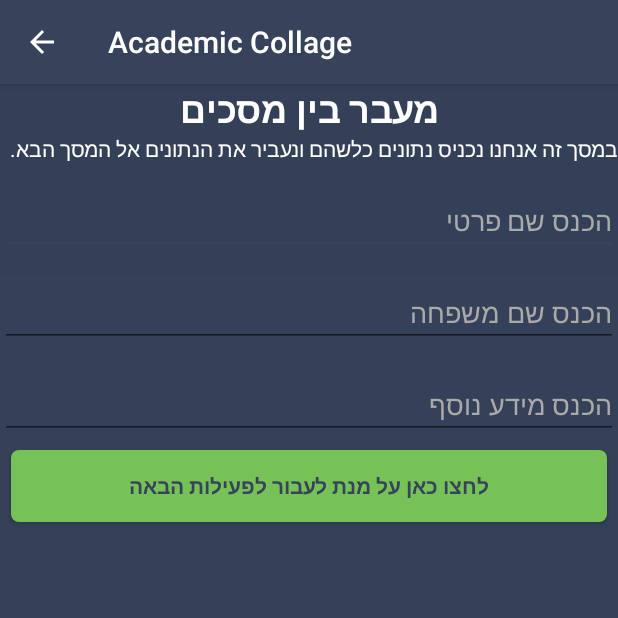
After one commit to jeffreybenabou/AcademicCollage2019, an Android app: the MoveBetweenScreens screen opened directly, with no data from a screen before it, on a phone screen of 412 x 824 dp, the top half of it. The commit adds this screen. Run offline under Robolectric (Android 15) with nearby library versions, the phone set to English and light mode, and no system bars.

Commit message:
חלק מהמסכים שודרגו

```diff
--- a/app/build.gradle
+++ b/app/build.gradle
@@ -7,8 +7,8 @@ android {
         applicationId "com.jeffrey.academiccollage"
         minSdkVersion 23
         targetSdkVersion 29
-        versionCode 3
-        versionName "3.0"
+        versionCode 6
+        versionName "6.0"
         testInstrumentationRunner "androidx.test.runner.AndroidJUnitRunner"
     }
     buildTypes {
--- a/app/src/main/java/com/jeffrey/academiccollage/MainActivity.java
+++ b/app/src/main/java/com/jeffrey/academiccollage/MainActivity.java
@@ -11,6 +11,7 @@ import android.widget.Toast;
 import com.jeffrey.academiccollage.basicPrograming.ImplicitIntentExample;
 import com.jeffrey.academiccollage.basicPrograming.LifeCycle;
 import com.jeffrey.academiccollage.basicPrograming.Liseners;
+import com.jeffrey.academiccollage.basicPrograming.MoveBetweenScreens;
 import com.jeffrey.academiccollage.style.BasicComponents;
 import com.jeffrey.academiccollage.style.Layouts;
 
@@ -66,7 +67,10 @@ public class MainActivity extends AppCompatActivity {
                 intentToStart=new Intent(this, ImplicitIntentExample.class);
                 break;
             case R.id.instegram:
-                Toast.makeText(this,"תלוי רק בכם"+getEmojiByUnicode(0x1F60A),Toast.LENGTH_LONG).show();
+            Toast.makeText(this,"תלוי רק בכם"+getEmojiByUnicode(0x1F60A),Toast.LENGTH_LONG).show();
+            break;
+            case R.id.move_between_screens:
+                intentToStart=new Intent(this, MoveBetweenScreens.class);
                 break;
         }
         if(intentToStart!=null)
--- /dev/null
+++ b/app/src/main/java/com/jeffrey/academiccollage/basicPrograming/MoveBetweenScreens.java
@@ -0,0 +1,47 @@
+package com.jeffrey.academiccollage.basicPrograming;
+
+import androidx.appcompat.app.AppCompatActivity;
+
+import android.content.Intent;
+import android.os.Bundle;
+import android.view.View;
+import android.widget.EditText;
+
+import com.jeffrey.academiccollage.BasicActivity;
+import com.jeffrey.academiccollage.R;
+
+public class MoveBetweenScreens extends BasicActivity {
+
+    /*
+    * נגדיר את האובייקטים שלנו פה בגלל שאנחנו רוצים לגשת לטקסט שלו בהמשך
+    * */
+    private EditText firstName;
+    private EditText lastName;
+    private EditText moreText;
+    @Override
+    protected void onCreate(Bundle savedInstanceState) {
+        super.onCreate(savedInstanceState);
+        setContentView(R.layout.activity_move_between_screens);
+        firstName=findViewById(R.id.first_name);
+        lastName=findViewById(R.id.last_name);
+        moreText=findViewById(R.id.more_text);
+        findViewById(R.id.go_to_next_activity).setOnClickListener(new View.OnClickListener() {
+            @Override
+            public void onClick(View view) {
+                moveToOtherScreen();
+                finish();
+            }
+        });
+    }
+
+    private void moveToOtherScreen(){
+        Intent intent=new Intent(this,ScreenToMoveTo.class);
+        intent.putExtra("firstName",firstName.getText().toString());
+        intent.putExtra("lastName",lastName.getText().toString());
+        intent.putExtra("moreText",moreText.getText().toString());
+        startActivity(intent);
+    }
+
+
+
+}
--- /dev/null
+++ b/app/src/main/res/layout/activity_move_between_screens.xml
@@ -0,0 +1,82 @@
+<?xml version="1.0" encoding="utf-8"?>
+<androidx.constraintlayout.widget.ConstraintLayout xmlns:android="http://schemas.android.com/apk/res/android"
+    xmlns:app="http://schemas.android.com/apk/res-auto"
+    xmlns:tools="http://schemas.android.com/tools"
+    android:layout_width="match_parent"
+    android:layout_height="match_parent"
+    tools:context=".basicPrograming.MoveBetweenScreens">
+
+    <LinearLayout
+        android:layout_width="0dp"
+        android:layout_height="0dp"
+        android:background="@drawable/gradient"
+        android:orientation="vertical"
+        app:layout_constraintBottom_toBottomOf="parent"
+        app:layout_constraintEnd_toEndOf="parent"
+        app:layout_constraintStart_toStartOf="parent"
+        app:layout_constraintTop_toTopOf="parent">
+
+        <TextView
+            android:id="@+id/textView37"
+            style="@style/title"
+            android:layout_width="match_parent"
+            android:layout_height="wrap_content"
+            android:text="מעבר בין מסכים" />
+
+        <TextView
+            android:id="@+id/textView45"
+            android:layout_width="match_parent"
+            android:layout_height="wrap_content"
+            android:text="במסך זה אנחנו נכניס נתונים כלשהם ונעביר את הנתונים אל המסך הבא."
+            android:textColor="@android:color/white" />
+
+        <EditText
+            android:id="@+id/first_name"
+            android:layout_width="match_parent"
+            android:layout_height="wrap_content"
+            android:layout_marginTop="16dp"
+            android:ems="10"
+            android:hint="הכנס שם פרטי"
+            android:inputType="textPersonName"
+            android:textColor="@android:color/white"
+            android:textColorHighlight="@android:color/white"
+            android:textColorHint="@android:color/darker_gray"
+            android:textColorLink="@android:color/white" />
+
+        <EditText
+            android:id="@+id/last_name"
+            android:layout_width="match_parent"
+            android:layout_height="wrap_content"
+            android:layout_marginTop="16dp"
+            android:ems="10"
+            android:hint="הכנס שם משפחה"
+            android:inputType="textPersonName"
+            android:textColor="@android:color/white"
+            android:textColorHighlight="@android:color/white"
+            android:textColorHint="@android:color/darker_gray"
+            android:textColorLink="@android:color/white" />
+
+        <EditText
+            android:id="@+id/more_text"
+            android:layout_width="match_parent"
+            android:layout_height="wrap_content"
+            android:layout_marginTop="16dp"
+            android:ems="10"
+            android:hint="הכנס מידע נוסף"
+            android:inputType="textPersonName"
+            android:textColor="@android:color/white"
+            android:textColorHighlight="@android:color/white"
+            android:textColorHint="@android:color/darker_gray"
+            android:textColorLink="@android:color/white" />
+
+        <Button
+            android:id="@+id/go_to_next_activity"
+            style="@style/button"
+            android:layout_width="match_parent"
+            android:layout_height="wrap_content"
+            android:layout_marginTop="16dp"
+            android:text="לחצו כאן על מנת לעבור לפעילות הבאה" />
+    </LinearLayout>
+
+
+</androidx.constraintlayout.widget.ConstraintLayout>
```
Also changed, not shown: app/src/main/AndroidManifest.xml (+28 -25 lines), app/src/main/java/com/jeffrey/academiccollage/basicPrograming/ScreenToMoveTo.java (added, +43 -0 lines), app/src/main/res/layout/activity_main.xml (+8 -0 lines), app/src/main/res/layout/activity_screen_to_move_to.xml (added, +44 -0 lines), 1 other file.
